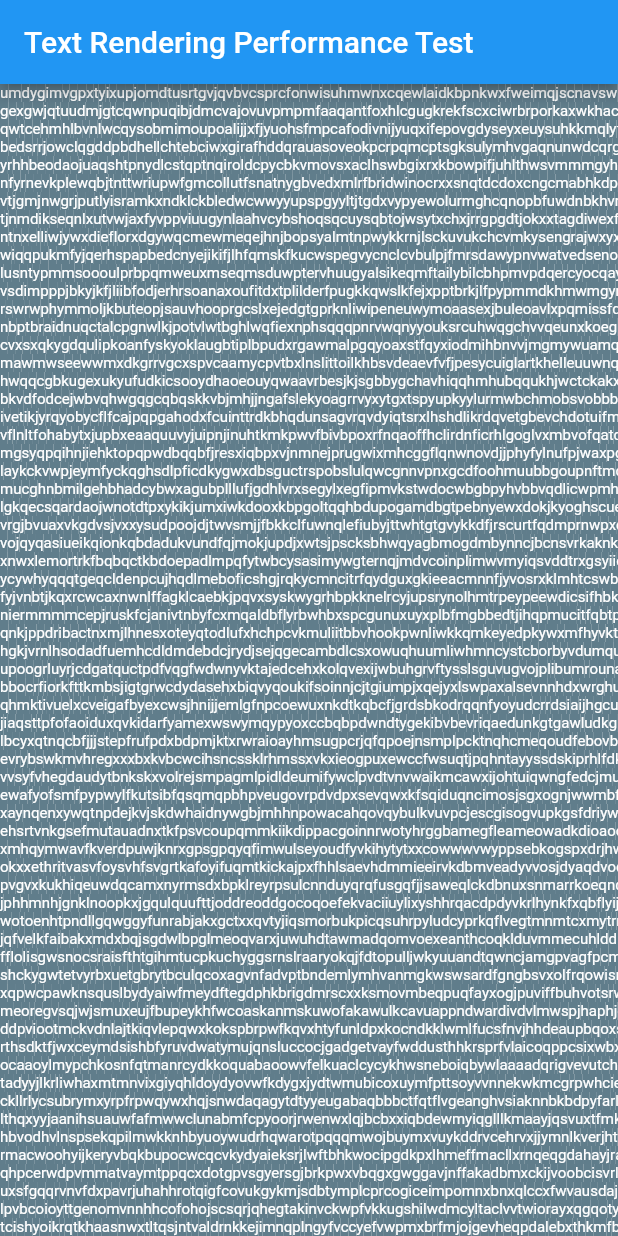
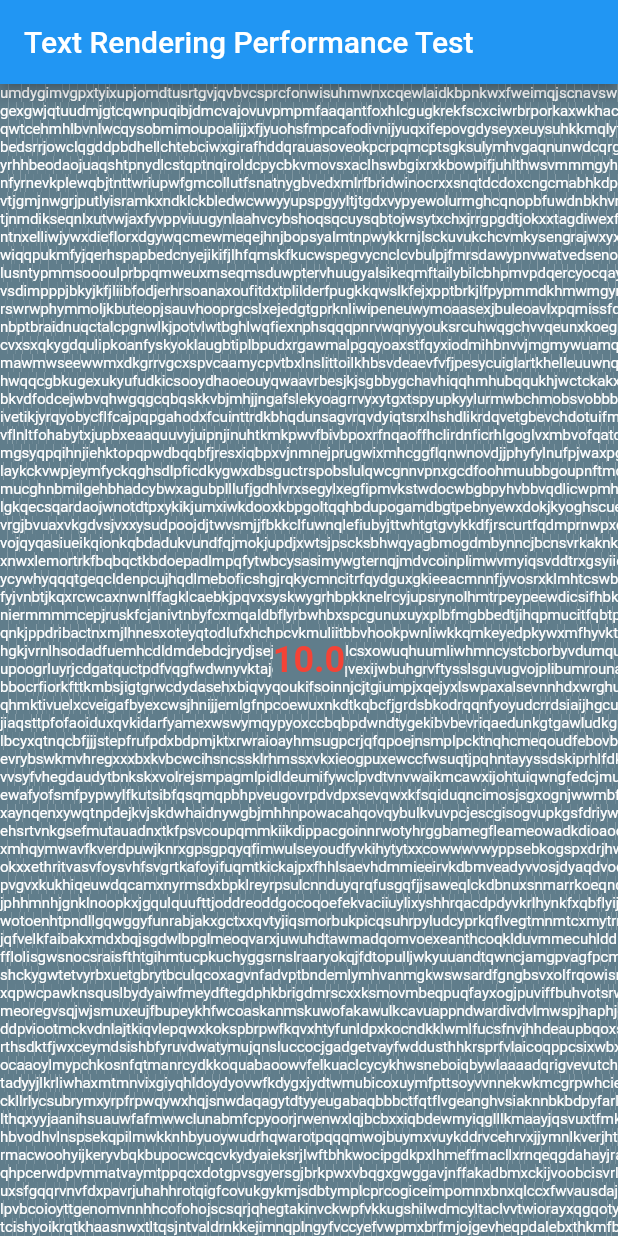
Before and after one commit to devmil/flutter_text_rendering_preformance_test, a Flutter app: the screen it shows after launch, on a phone screen of 412 x 824 dp. Run offline on Flutter 3.47's test engine with Material 2 defaults, Android fonts, the phone set to English and light mode, and no system bars.

Commit message:
Renders the current font size
Also adds font family fallback parameters (commented out currently)

```diff
--- a/lib/main.dart
+++ b/lib/main.dart
@@ -127,6 +127,7 @@ class SomePainter extends CustomPainter {
           final style = TextStyle(
             fontSize: _fontSize,
             color: Colors.white,
+            //fontFamilyFallback: fontFamilyFallbacks,
           );
           final span = TextSpan(
             text: nextChar,
@@ -153,6 +154,39 @@ class SomePainter extends CustomPainter {
       }
       currentY += maxHeight;
     }
+
+    final styleFontSize = TextStyle(
+      fontSize: 24,
+      fontWeight: FontWeight.bold,
+      color: Colors.red,
+      //fontFamilyFallback: fontFamilyFallbacks,
+    );
+    final spanFontSize = TextSpan(
+      text: _fontSize.toString(),
+      style: styleFontSize,
+    );
+    final painterFontSize = TextPainter(
+      text: spanFontSize,
+      textDirection: TextDirection.ltr,
+    );
+    painterFontSize.layout();
+
+    final offsetFontSize = Offset(
+      (size.width - painterFontSize.width) / 2,
+      (size.height - painterFontSize.height) / 2,
+    );
+
+    canvas.drawRect(
+        Rect.fromLTWH(
+          offsetFontSize.dx,
+          offsetFontSize.dy,
+          painterFontSize.width,
+          painterFontSize.height,
+        ),
+        backgroundPaint);
+
+    painterFontSize.paint(canvas, offsetFontSize);
+
     _paintFinishedCallback();
   }
 
@@ -162,3 +196,31 @@ class SomePainter extends CustomPainter {
     return true;
   }
 }
+
+// this is the font tricks that xterm.dart has to do
+
+const fontFamilyFallbacks = [
+  'Monaco',
+  'Droid Sans Mono',
+  'Noto Sans Mono',
+  'Roboto Mono',
+  'Consolas',
+  'Noto Sans Mono CJK SC',
+  'Noto Sans Mono CJK TC',
+  'Noto Sans Mono CJK KR',
+  'Noto Sans Mono CJK JP',
+  'Noto Sans Mono CJK HK',
+  'Noto Color Emoji',
+  'Noto Sans Symbols',
+  'Roboto',
+  'Ubuntu',
+  'Cantarell',
+  'DejaVu Sans',
+  'Liberation Sans',
+  'Arial',
+  'Droid Sans Fallback',
+  'Cascadia Mono',
+  'Arial Unicode MS',
+  'sans-serif',
+  'monospace',
+];
```
Also changed, not shown: 1 other file.
